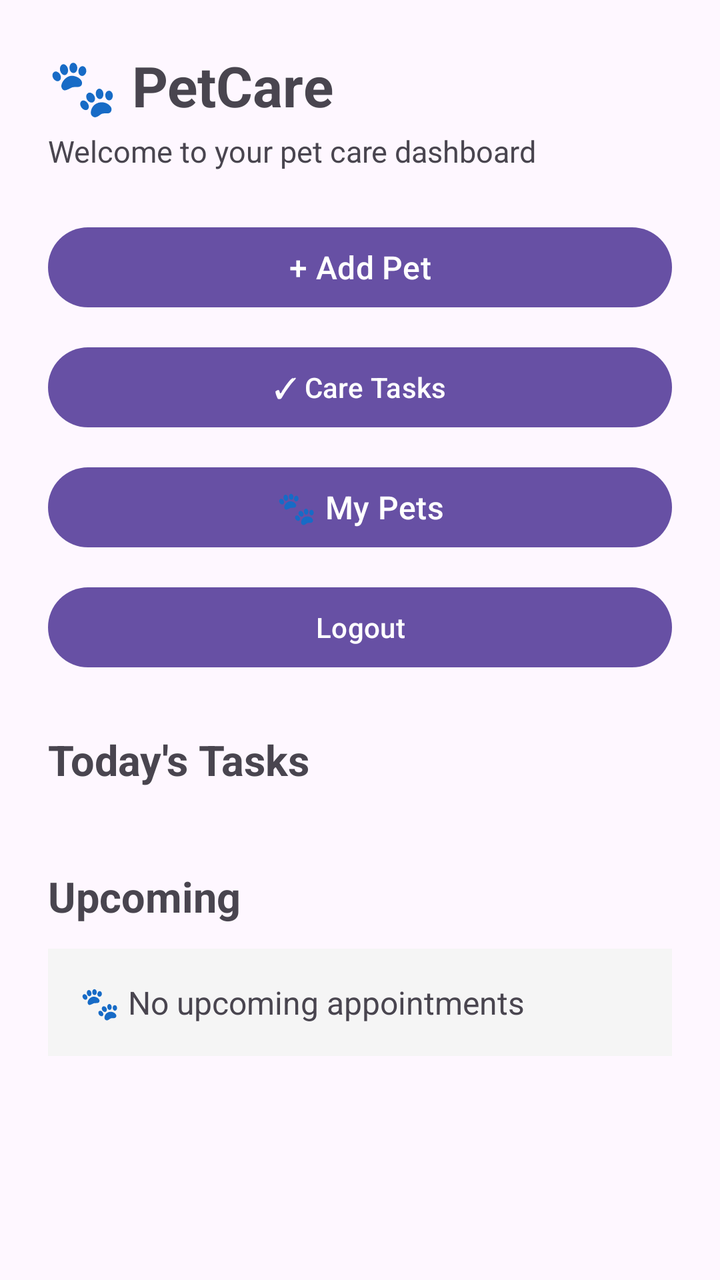
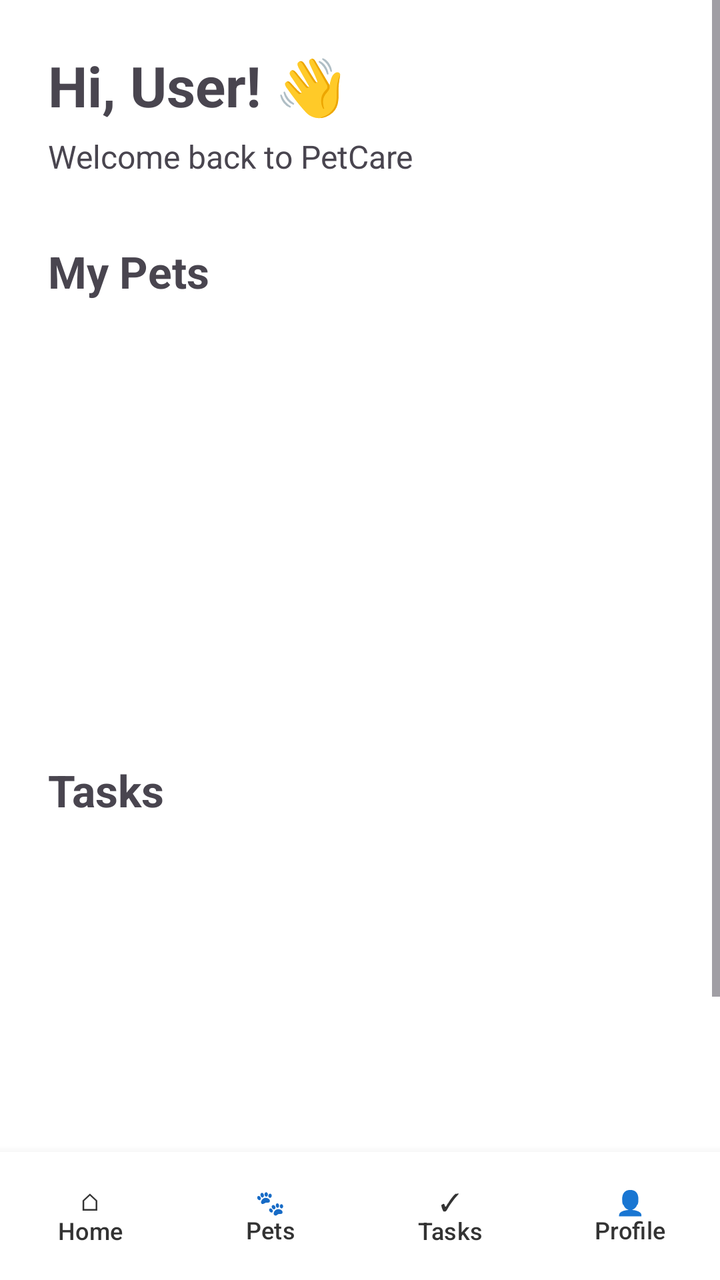

Compare the two renders of this Android layout. The source of the first and the diff that turns it into the second are given below.
<!-- AndroidManifest.xml: application theme Theme.PetCare -->
<!-- res/layout/activity_main.xml -->
<?xml version="1.0" encoding="utf-8"?>
<ScrollView xmlns:android="http://schemas.android.com/apk/res/android"
    xmlns:app="http://schemas.android.com/apk/res-auto"
    android:id="@+id/main"
    android:layout_width="match_parent"
    android:layout_height="match_parent"
    android:fillViewport="true">

    <LinearLayout
        android:layout_width="match_parent"
        android:layout_height="wrap_content"
        android:orientation="vertical"
        android:padding="24dp">

        
        <TextView
            android:layout_width="wrap_content"
            android:layout_height="wrap_content"
            android:text="🐾 PetCare"
            android:textSize="28sp"
            android:textStyle="bold" />

        <TextView
            android:layout_width="wrap_content"
            android:layout_height="wrap_content"
            android:layout_marginTop="4dp"
            android:text="Welcome to your pet care dashboard"
            android:textSize="15sp" />

        
        <com.google.android.material.button.MaterialButton
            android:id="@+id/addPetButton"
            android:layout_width="match_parent"
            android:layout_height="wrap_content"
            android:layout_marginTop="24dp"
            android:text="+ Add Pet"
            android:textSize="16sp" />

        <com.google.android.material.button.MaterialButton
            android:id="@+id/viewTasksButton"
            android:layout_width="match_parent"
            android:layout_height="wrap_content"
            android:layout_marginTop="12dp"
            android:text="✓ Care Tasks" />

        <com.google.android.material.button.MaterialButton
            android:id="@+id/viewPetsButton"
            android:layout_width="match_parent"
            android:layout_height="wrap_content"
            android:layout_marginTop="12dp"
            android:text="🐾 My Pets"
            android:textSize="16sp" />

        <com.google.android.material.button.MaterialButton
            android:id="@+id/logoutButton"
            android:layout_width="match_parent"
            android:layout_height="wrap_content"
            android:layout_marginTop="12dp"
            android:text="Logout" />

        
        
        <TextView
            android:layout_width="wrap_content"
            android:layout_height="wrap_content"
            android:layout_marginTop="28dp"
            android:text="Today's Tasks"
            android:textSize="21sp"
            android:textStyle="bold" />

        <androidx.recyclerview.widget.RecyclerView
            android:id="@+id/todayTasksRecyclerView"
            android:layout_width="match_parent"
            android:layout_height="wrap_content"
            android:layout_marginTop="12dp"
            android:nestedScrollingEnabled="false" />

        <TextView
            android:id="@+id/noTodayTasksTextView"
            android:layout_width="match_parent"
            android:layout_height="wrap_content"
            android:layout_marginTop="12dp"
            android:padding="16dp"
            android:background="#F5F5F5"
            android:text="✓ No tasks for today"
            android:textSize="16sp"
            android:visibility="gone" />

        
        <TextView
            android:layout_width="wrap_content"
            android:layout_height="wrap_content"
            android:layout_marginTop="28dp"
            android:text="Upcoming"
            android:textSize="21sp"
            android:textStyle="bold" />

        <TextView
            android:layout_width="match_parent"
            android:layout_height="wrap_content"
            android:layout_marginTop="12dp"
            android:padding="16dp"
            android:background="#F5F5F5"
            android:text="🐾 No upcoming appointments"
            android:textSize="16sp" />

    </LinearLayout>

</ScrollView>
<!-- resources referenced by this layout -->
<resources>
  <style name="Theme.PetCare" parent="Base.Theme.PetCare" />
  <style name="Base.Theme.PetCare" parent="Theme.Material3.DayNight.NoActionBar">
          
          
      </style>
</resources>

<!-- the commit's change to res/layout/activity_main.xml (unified diff, before → after) -->
@@ -1,109 +1,159 @@
 <?xml version="1.0" encoding="utf-8"?>
-<ScrollView xmlns:android="http://schemas.android.com/apk/res/android"
-    xmlns:app="http://schemas.android.com/apk/res-auto"
+<LinearLayout xmlns:android="http://schemas.android.com/apk/res/android"
     android:id="@+id/main"
     android:layout_width="match_parent"
     android:layout_height="match_parent"
-    android:fillViewport="true">
+    android:orientation="vertical"
+    android:background="#FFFFFF">
 
-    <LinearLayout
+    
+    <ScrollView
         android:layout_width="match_parent"
-        android:layout_height="wrap_content"
-        android:orientation="vertical"
-        android:padding="24dp">
+        android:layout_height="0dp"
+        android:layout_weight="1"
+        android:fillViewport="true">
 
-        
-        <TextView
-            android:layout_width="wrap_content"
-            android:layout_height="wrap_content"
-            android:text="🐾 PetCare"
-            android:textSize="28sp"
-            android:textStyle="bold" />
-
-        <TextView
-            android:layout_width="wrap_content"
-            android:layout_height="wrap_content"
-            android:layout_marginTop="4dp"
-            android:text="Welcome to your pet care dashboard"
-            android:textSize="15sp" />
-
-        
-        <com.google.android.material.button.MaterialButton
-            android:id="@+id/addPetButton"
+        <LinearLayout
             android:layout_width="match_parent"
             android:layout_height="wrap_content"
-            android:layout_marginTop="24dp"
-            android:text="+ Add Pet"
-            android:textSize="16sp" />
+            android:orientation="vertical"
+            android:padding="24dp">
 
-        <com.google.android.material.button.MaterialButton
-            android:id="@+id/viewTasksButton"
-            android:layout_width="match_parent"
-            android:layout_height="wrap_content"
-            android:layout_marginTop="12dp"
-            android:text="✓ Care Tasks" />
+            
+            <TextView
+                android:id="@+id/greetingTextView"
+                android:layout_width="wrap_content"
+                android:layout_height="wrap_content"
+                android:text="Hi, User! 👋"
+                android:textSize="28sp"
+                android:textStyle="bold" />
 
-        <com.google.android.material.button.MaterialButton
-            android:id="@+id/viewPetsButton"
-            android:layout_width="match_parent"
-            android:layout_height="wrap_content"
-            android:layout_marginTop="12dp"
-            android:text="🐾 My Pets"
-            android:textSize="16sp" />
+            <TextView
+                android:layout_width="wrap_content"
+                android:layout_height="wrap_content"
+                android:layout_marginTop="6dp"
+                android:text="Welcome back to PetCare"
+                android:textSize="16sp" />
 
-        <com.google.android.material.button.MaterialButton
-            android:id="@+id/logoutButton"
-            android:layout_width="match_parent"
-            android:layout_height="wrap_content"
-            android:layout_marginTop="12dp"
-            android:text="Logout" />
+            
+            <TextView
+                android:layout_width="wrap_content"
+                android:layout_height="wrap_content"
+                android:layout_marginTop="32dp"
+                android:text="My Pets"
+                android:textSize="22sp"
+                android:textStyle="bold" />
 
-        
-        
-        <TextView
-            android:layout_width="wrap_content"
-            android:layout_height="wrap_content"
-            android:layout_marginTop="28dp"
-            android:text="Today's Tasks"
-            android:textSize="21sp"
-            android:textStyle="bold" />
+            
+            <androidx.recyclerview.widget.RecyclerView
+                android:id="@+id/homePetsRecyclerView"
+                android:layout_width="match_parent"
+                android:layout_height="190dp"
+                android:layout_marginTop="12dp"
+                android:clipToPadding="false"
+                android:paddingEnd="8dp" />
 
-        <androidx.recyclerview.widget.RecyclerView
-            android:id="@+id/todayTasksRecyclerView"
-            android:layout_width="match_parent"
-            android:layout_height="wrap_content"
-            android:layout_marginTop="12dp"
-            android:nestedScrollingEnabled="false" />
+            <TextView
+                android:id="@+id/noHomePetsTextView"
+                android:layout_width="match_parent"
+                android:layout_height="wrap_content"
+                android:layout_marginTop="12dp"
+                android:padding="16dp"
+                android:background="#F5F5F5"
+                android:text="🐾 You haven't added any pets yet."
+                android:textSize="16sp"
+                android:visibility="gone" />
 
-        <TextView
-            android:id="@+id/noTodayTasksTextView"
-            android:layout_width="match_parent"
-            android:layout_height="wrap_content"
-            android:layout_marginTop="12dp"
-            android:padding="16dp"
-            android:background="#F5F5F5"
-            android:text="✓ No tasks for today"
-            android:textSize="16sp"
-            android:visibility="gone" />
+            
+            <TextView
+                android:layout_width="wrap_content"
+                android:layout_height="wrap_content"
+                android:layout_marginTop="28dp"
+                android:text="Tasks"
+                android:textSize="22sp"
+                android:textStyle="bold" />
 
-        
-        <TextView
-            android:layout_width="wrap_content"
-            android:layout_height="wrap_content"
-            android:layout_marginTop="28dp"
-            android:text="Upcoming"
-            android:textSize="21sp"
-            android:textStyle="bold" />
+            
+            <androidx.recyclerview.widget.RecyclerView
+                android:id="@+id/homeTasksRecyclerView"
+                android:layout_width="match_parent"
+                android:layout_height="220dp"
+                android:layout_marginTop="12dp"
+                android:clipToPadding="false"
+                android:paddingEnd="8dp" />
 
-        <TextView
-            android:layout_width="match_parent"
-            android:layout_height="wrap_content"
-            android:layout_marginTop="12dp"
-            android:padding="16dp"
-            android:background="#F5F5F5"
-            android:text="🐾 No upcoming appointments"
-            android:textSize="16sp" />
+            <TextView
+                android:id="@+id/noHomeTasksTextView"
+                android:layout_width="match_parent"
+                android:layout_height="wrap_content"
+                android:layout_marginTop="12dp"
+                android:padding="16dp"
+                android:background="#F5F5F5"
+                android:text="✓ No tasks yet."
+                android:textSize="16sp"
+                android:visibility="gone" />
 
-    </LinearLayout>
+        </LinearLayout>
 
-</ScrollView>
+    </ScrollView>
+
+    
+    <include
+        android:id="@+id/bottomNavigation"
+        layout="@layout/bottom_navigation" />
+
+</LinearLayout>
+<!-- res/layout/bottom_navigation.xml (included above) -->
+<?xml version="1.0" encoding="utf-8"?>
+<LinearLayout xmlns:android="http://schemas.android.com/apk/res/android"
+    android:layout_width="match_parent"
+    android:layout_height="64dp"
+    android:orientation="horizontal"
+    android:background="#FFFFFF"
+    android:elevation="8dp">
+
+    <com.google.android.material.button.MaterialButton
+        android:id="@+id/navHomeButton"
+        android:layout_width="0dp"
+        android:layout_height="match_parent"
+        android:layout_weight="1"
+        android:text="⌂\nHome"
+        android:textSize="12sp"
+        android:gravity="center"
+        android:backgroundTint="@android:color/transparent"
+        android:textColor="#333333" />
+
+    <com.google.android.material.button.MaterialButton
+        android:id="@+id/navPetsButton"
+        android:layout_width="0dp"
+        android:layout_height="match_parent"
+        android:layout_weight="1"
+        android:text="🐾\nPets"
+        android:textSize="12sp"
+        android:gravity="center"
+        android:backgroundTint="@android:color/transparent"
+        android:textColor="#333333" />
+
+    <com.google.android.material.button.MaterialButton
+        android:id="@+id/navTasksButton"
+        android:layout_width="0dp"
+        android:layout_height="match_parent"
+        android:layout_weight="1"
+        android:text="✓\nTasks"
+        android:textSize="12sp"
+        android:gravity="center"
+        android:backgroundTint="@android:color/transparent"
+        android:textColor="#333333" />
+
+    <com.google.android.material.button.MaterialButton
+        android:id="@+id/navProfileButton"
+        android:layout_width="0dp"
+        android:layout_height="match_parent"
+        android:layout_weight="1"
+        android:text="👤\nProfile"
+        android:textSize="12sp"
+        android:gravity="center"
+        android:backgroundTint="@android:color/transparent"
+        android:textColor="#333333" />
+
+</LinearLayout>
